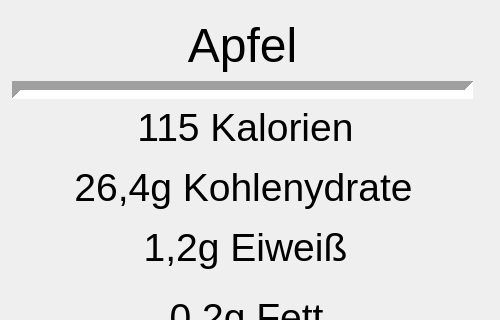
Qt form applications/NutriScore.ui (vigitia/VIGITIA-Toolkit) before a commit; both pictures show x 0 to 500 and y 0 to 320 of the 500 by 500 pixel window.
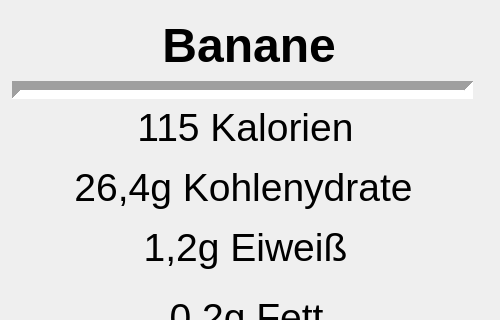
The same form after that commit.

Commit message: Get NutritionalValues display to work with fiducials

Patch:
```diff
--- a/applications/NutriScore.ui
+++ b/applications/NutriScore.ui
@@ -25,10 +25,12 @@
    <property name="font">
     <font>
      <pointsize>36</pointsize>
+     <weight>75</weight>
+     <bold>true</bold>
     </font>
    </property>
    <property name="text">
-    <string>Apfel</string>
+    <string> Banane</string>
    </property>
    <property name="alignment">
     <set>Qt::AlignCenter</set>
```
Left out of the diff: 10 changed lines with no effect on the pictures. The commit also changes 1 other file.
